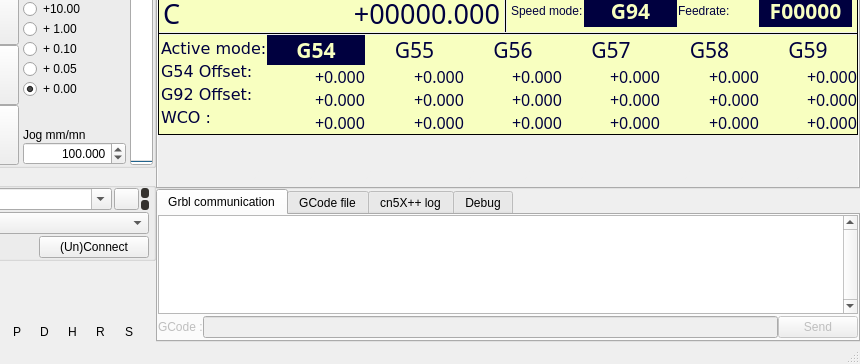
Before: the Qt Designer form mainWindow.ui in fra589/cn5X, drawn with Qt 5; both pictures show x 164 to 1024 and y 236 to 600 of the 1024 by 600 pixel window.
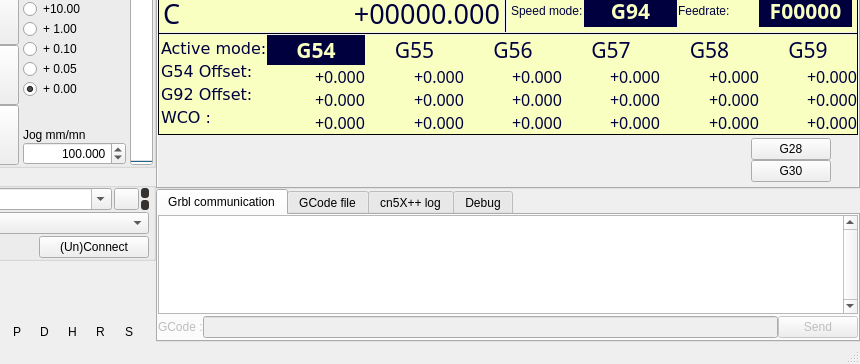
After: the same form once the commit is applied. Icons and pictures are not drawn. Custom widgets are drawn as their Qt base class.

Diff of the .ui file:
```diff
--- a/mainWindow.ui
+++ b/mainWindow.ui
@@ -45,12 +45,6 @@
     <height>600</height>
    </size>
   </property>
-  <property name="maximumSize">
-   <size>
-    <width>16777215</width>
-    <height>16777215</height>
-   </size>
-  </property>
   <property name="windowTitle">
    <string notr="true">cn5X++</string>
   </property>
@@ -5366,6 +5360,74 @@
                 </property>
                </spacer>
               </item>
+              <item>
+               <widget class="QWidget" name="frmG28_G30" native="true">
+                <property name="sizePolicy">
+                 <sizepolicy hsizetype="Fixed" vsizetype="Fixed">
+                  <horstretch>0</horstretch>
+                  <verstretch>0</verstretch>
+                 </sizepolicy>
+                </property>
+                <property name="visible">
+                 <bool>false</bool>
+                </property>
+                <layout class="QVBoxLayout" name="verticalLayout_28">
+                 <property name="spacing">
+                  <number>0</number>
+                 </property>
+                 <property name="leftMargin">
+                  <number>0</number>
+                 </property>
+                 <property name="topMargin">
+                  <number>0</number>
+                 </property>
+                 <property name="rightMargin">
+                  <number>0</number>
+                 </property>
+                 <property name="bottomMargin">
+                  <number>0</number>
+                 </property>
+                 <item>
+                  <widget class="QPushButton" name="btnG28">
+                   <property name="toolTip">
+                    <string>Make a rapid move from current location to the position defined by the last G28.1
+If no positions are stored with G28.1 then all axes will go to the machine origin.</string>
+                   </property>
+                   <property name="text">
+                    <string>G28</string>
+                   </property>
+                  </widget>
+                 </item>
+                 <item>
+                  <widget class="QPushButton" name="btnG30">
+                   <property name="toolTip">
+                    <string>Make a rapid move from current location to the position defined by the last G30.1
+If no positions are stored with G30.1 then all axes will go to the machine origin.</string>
+                   </property>
+                   <property name="text">
+                    <string>G30</string>
+                   </property>
+                  </widget>
+                 </item>
+                </layout>
+               </widget>
+              </item>
+              <item>
+               <spacer name="horizontalSpacer_32">
+                <property name="visible">
+                 <bool>false</bool>
+                </property>
+                <property name="orientation">
+                 <enum>Qt::Horizontal</enum>
+                </property>
+                <property name="sizeHint" stdset="0">
+                 <size>
+                  <width>24</width>
+                  <height>20</height>
+                 </size>
+                </property>
+               </spacer>
+              </item>
              </layout>
             </widget>
            </item>
```
Left out of the diff: 8 changed lines with no effect on the pictures.
